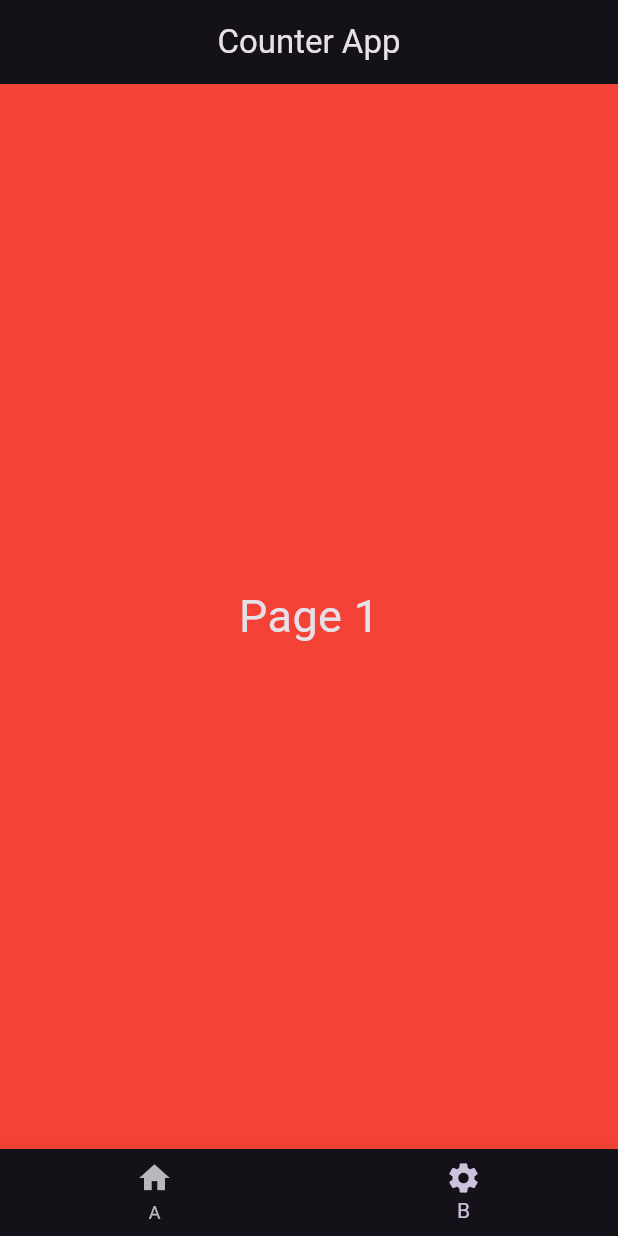
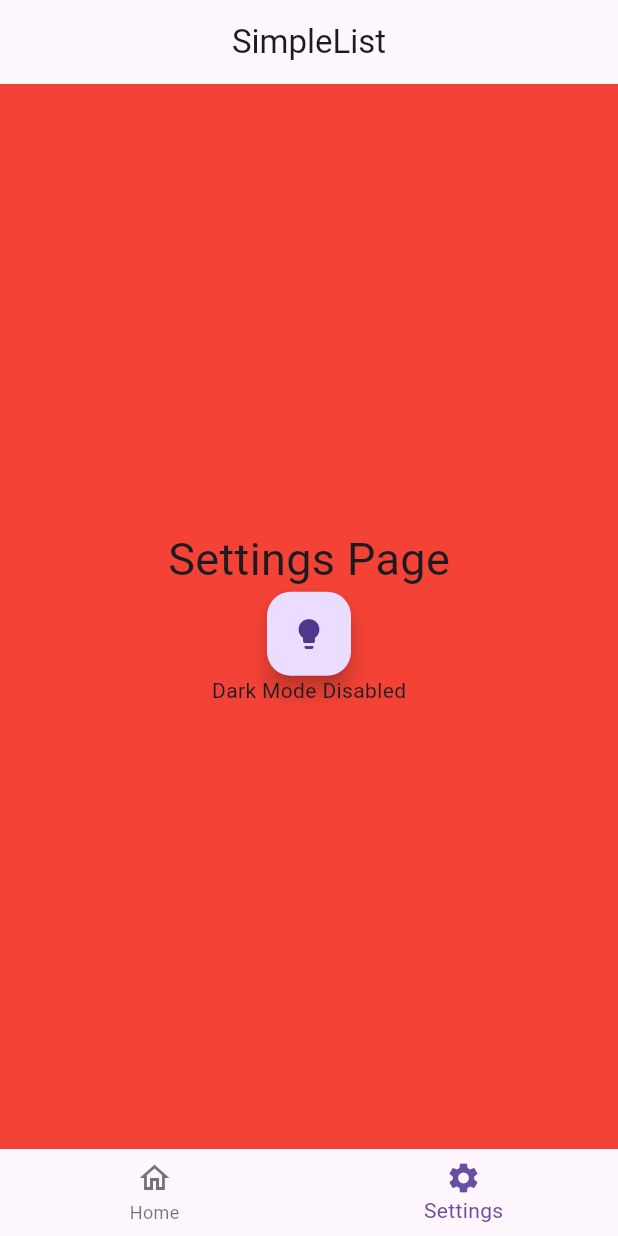
Before and after one commit to tbhawsar/SimpleList, a Flutter app: the screen it shows after launch, item 2 of the bottom bar chosen, on a phone screen of 412 x 824 dp. Run offline on Flutter 3.47's test engine with Material 3 defaults, Android fonts, the phone set to English and light mode, and no system bars.

Commit message:
Restructured all app components into the recommended file structure (lib, data, views, pages, widgets folders and widget_tree.dart file).
Also added notifiers using ValueNotifier to set/modify widget states.

Added a toggleable dark mode on the settings page.

```diff
--- /dev/null
+++ b/lib/data/notifiers.dart
@@ -0,0 +1,4 @@
+import 'package:flutter/material.dart';
+
+ValueNotifier<int> selectedPageNotifier = ValueNotifier(0);
+ValueNotifier<bool> isDarkMode = ValueNotifier(false);
--- a/lib/main.dart
+++ b/lib/main.dart
@@ -1,4 +1,6 @@
 import 'package:flutter/material.dart';
+import 'package:simple_list/data/notifiers.dart';
+import 'package:simple_list/views/widget_tree.dart';
 
 void main() {
   runApp(MyApp());
@@ -9,71 +11,17 @@ class MyApp extends StatelessWidget {
 
   @override
   Widget build(BuildContext context) {
-    return MaterialApp(
-      title: 'Counter App',
-      theme: ThemeData(primarySwatch: Colors.blue, brightness: Brightness.dark),
-      home: MyHomePage(),
+    return ValueListenableBuilder(
+      valueListenable: isDarkMode,
+      builder: (context, darkMode, child) {
+        return MaterialApp(
+          title: 'SimpleList',
+          theme: ThemeData(
+              primarySwatch: Colors.blue,
+              brightness: darkMode ? Brightness.dark : Brightness.light),
+          home: WidgetTree(),
+        );
+      },
     );
   }
 }
-
-class MyHomePage extends StatefulWidget {
-  const MyHomePage({super.key});
-
-  @override
-  State<MyHomePage> createState() => _MyHomePageState();
-}
-
-class _MyHomePageState extends State<MyHomePage> {
-  int pageIndex = 0;
-  @override
-  Widget build(BuildContext context) {
-    return Scaffold(
-      appBar: AppBar(
-        title: Text('Counter App'),
-        centerTitle: true,
-      ),
-      body: pageIndex == 0
-          ? Container(
-              color: Colors.blue,
-              height: double.infinity,
-              width: double.infinity,
-              child: Column(
-                mainAxisAlignment: MainAxisAlignment.center,
-                children: [
-                  Text('Page $pageIndex', style: TextStyle(fontSize: 30)),
-                ],
-              ),
-            )
-          : Container(
-              color: Colors.red,
-              height: double.infinity,
-              width: double.infinity,
-              child: Column(
-                mainAxisAlignment: MainAxisAlignment.center,
-                children: [
-                  Text('Page $pageIndex', style: TextStyle(fontSize: 30)),
-                ],
-              ),
-            ),
-      bottomNavigationBar: BottomNavigationBar(
-        items: [
-          BottomNavigationBarItem(
-            icon: Icon(Icons.home),
-            label: 'A',
-          ),
-          BottomNavigationBarItem(
-            icon: Icon(Icons.settings),
-            label: 'B',
-          ),
-        ],
-        currentIndex: pageIndex,
-        onTap: (index) {
-          setState(() {
-            pageIndex = index;
-          });
-        },
-      ),
-    );
-  }
-}
--- /dev/null
+++ b/lib/views/pages/home_page.dart
@@ -0,0 +1,20 @@
+import 'package:flutter/material.dart';
+
+class HomePage extends StatelessWidget {
+  const HomePage({super.key});
+
+  @override
+  Widget build(BuildContext context) {
+    return Container(
+      color: Colors.blue,
+      height: double.infinity,
+      width: double.infinity,
+      child: Column(
+        mainAxisAlignment: MainAxisAlignment.center,
+        children: [
+          Text('Home Page', style: TextStyle(fontSize: 30)),
+        ],
+      ),
+    );
+  }
+}
--- /dev/null
+++ b/lib/views/pages/settings_page.dart
@@ -0,0 +1,37 @@
+import 'package:flutter/material.dart';
+import 'package:simple_list/data/notifiers.dart';
+
+class SettingsPage extends StatelessWidget {
+  const SettingsPage({super.key});
+
+  @override
+  Widget build(BuildContext context) {
+    return Container(
+      color: Colors.red,
+      height: double.infinity,
+      width: double.infinity,
+      child: Column(
+        mainAxisAlignment: MainAxisAlignment.center,
+        children: [
+          Text('Settings Page', style: TextStyle(fontSize: 30)),
+          ValueListenableBuilder(
+            valueListenable: isDarkMode,
+            builder: (context, darkMode, child) {
+              return FloatingActionButton(
+                onPressed: () {
+                  isDarkMode.value = !darkMode;
+                },
+                child: darkMode
+                    ? Icon(Icons.lightbulb_outline)
+                    : Icon(Icons.lightbulb),
+              );
+            },
+          ),
+          ValueListenableBuilder(valueListenable: isDarkMode, builder: (context, darkMode, child) {
+            return Text(darkMode ? 'Dark Mode Enabled' : 'Dark Mode Disabled');
+          },)
+        ],
+      ),
+    );
+  }
+}
--- /dev/null
+++ b/lib/views/widget_tree.dart
@@ -0,0 +1,31 @@
+import 'package:flutter/material.dart';
+import 'package:simple_list/data/notifiers.dart';
+import 'package:simple_list/views/pages/home_page.dart';
+import 'package:simple_list/views/pages/settings_page.dart';
+import 'package:simple_list/views/widgets/navbar_widget.dart';
+
+List<Widget> pages = [
+  HomePage(),
+  SettingsPage(),
+];
+
+class WidgetTree extends StatelessWidget {
+  const WidgetTree({super.key});
+
+  @override
+  Widget build(BuildContext context) {
+    return Scaffold(
+      appBar: AppBar(
+        title: Text('SimpleList'),
+        centerTitle: true,
+      ),
+      body: ValueListenableBuilder(
+        valueListenable: selectedPageNotifier,
+        builder: (context, selectedPage, child) {
+          return pages.elementAt(selectedPage);
+        },
+      ),
+      bottomNavigationBar: NavbarWidget(),
+    );
+  }
+}
--- /dev/null
+++ b/lib/views/widgets/navbar_widget.dart
@@ -0,0 +1,33 @@
+import 'package:flutter/material.dart';
+import 'package:simple_list/data/notifiers.dart';
+
+class NavbarWidget extends StatelessWidget {
+  const NavbarWidget({super.key});
+
+  @override
+  Widget build(BuildContext context) {
+    return ValueListenableBuilder(
+      valueListenable: selectedPageNotifier,
+      builder: (context, selectedPage, child) {
+        return BottomNavigationBar(
+          items: [
+            BottomNavigationBarItem(
+              icon: Icon(Icons.home_outlined),
+              activeIcon: Icon(Icons.home_filled),
+              label: 'Home',
+            ),
+            BottomNavigationBarItem(
+              icon: Icon(Icons.settings_outlined),
+              activeIcon: Icon(Icons.settings),
+              label: 'Settings',
+            ),
+          ],
+          onTap: (int value) {
+            selectedPageNotifier.value = value;
+          },
+          currentIndex: selectedPage,
+        );
+      },
+    );
+  }
+}
```
